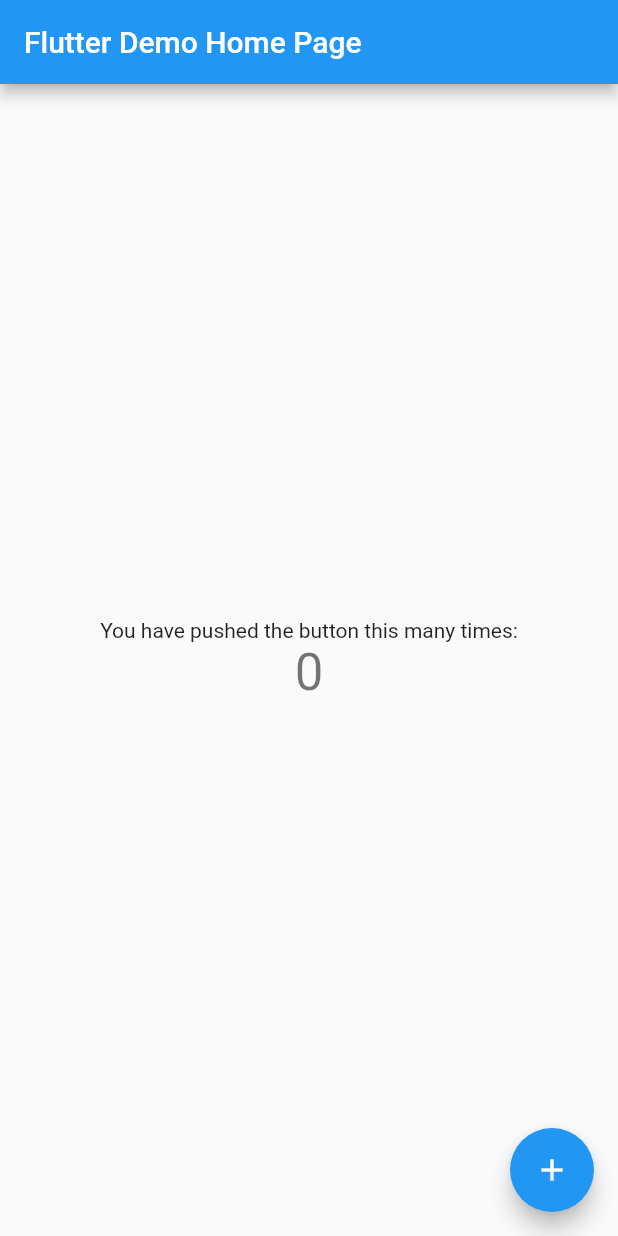
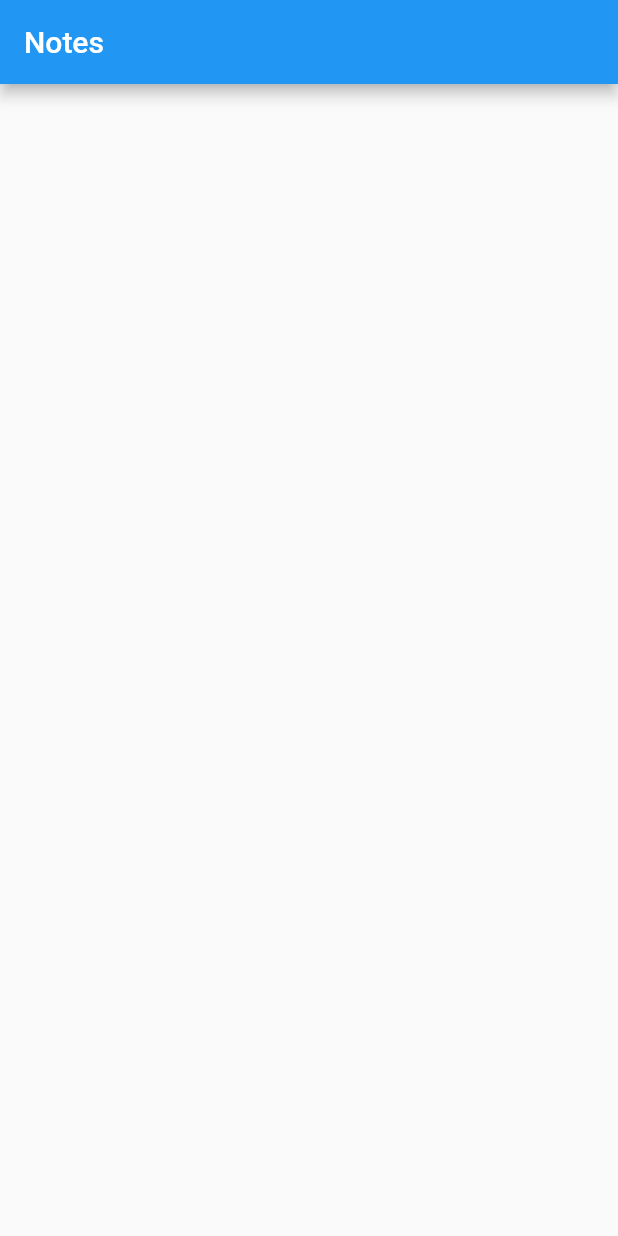
Before and after one commit to STmihan/notesflutter, a Flutter app: the screen it shows after launch, on a phone screen of 412 x 824 dp. Run offline on Flutter 3.47's test engine with Material 2 defaults, Android fonts, the phone set to English and light mode, and no system bars.

Commit message:
Add basic project structure

```diff
--- a/lib/MyHomePage.dart
+++ /dev/null
@@ -1,48 +0,0 @@
-import 'package:flutter/material.dart';
-
-class MyHomePage extends StatefulWidget {
-  const MyHomePage({Key? key, required this.title}) : super(key: key);
-
-  final String title;
-
-  @override
-  State<MyHomePage> createState() => _MyHomePageState();
-}
-
-class _MyHomePageState extends State<MyHomePage> {
-  int _counter = 0;
-
-  void _incrementCounter() {
-    setState(() {
-      _counter += 2;
-    });
-  }
-
-  @override
-  Widget build(BuildContext context) {
-    return Scaffold(
-      appBar: AppBar(
-        title: Text(widget.title),
-      ),
-      body: Center(
-        child: Column(
-          mainAxisAlignment: MainAxisAlignment.center,
-          children: <Widget>[
-            const Text(
-              'You have pushed the button this many times:',
-            ),
-            Text(
-              '$_counter',
-              style: Theme.of(context).textTheme.headline4,
-            ),
-          ],
-        ),
-      ),
-      floatingActionButton: FloatingActionButton(
-        onPressed: _incrementCounter,
-        tooltip: 'Increment',
-        child: const Icon(Icons.add),
-      ),
-    );
-  }
-}
--- a/lib/main.dart
+++ b/lib/main.dart
@@ -1,5 +1,5 @@
 import 'package:flutter/material.dart';
-import 'MyHomePage.dart';
+import 'pages/MainPage.dart';
 
 void main() {
   runApp(const MyApp());
@@ -11,11 +11,11 @@ class MyApp extends StatelessWidget {
   @override
   Widget build(BuildContext context) {
     return MaterialApp(
-      title: 'Flutter Demo',
-      theme: ThemeData(
-        primarySwatch: Colors.blue,
-      ),
-      home: const MyHomePage(title: 'Flutter Demo Home Page'),
+      home: Scaffold(
+          appBar: AppBar(
+            title: const Text("Notes"),
+          ),
+          body: MainPage()),
     );
   }
 }
--- /dev/null
+++ b/lib/models/Note.dart
@@ -0,0 +1,6 @@
+class Note {
+  String Title;
+  String Description;
+
+  Note(this.Title, this.Description);
+}
--- /dev/null
+++ b/lib/pages/MainPage.dart
@@ -0,0 +1,15 @@
+import 'package:flutter/material.dart';
+
+class MainPage extends StatefulWidget {
+  const MainPage({Key? key}) : super(key: key);
+
+  @override
+  State<MainPage> createState() => _MainPageState();
+}
+
+class _MainPageState extends State<MainPage> {
+  @override
+  Widget build(BuildContext context) {
+    return Container();
+  }
+}
```
Also changed, not shown: 2 other files.
